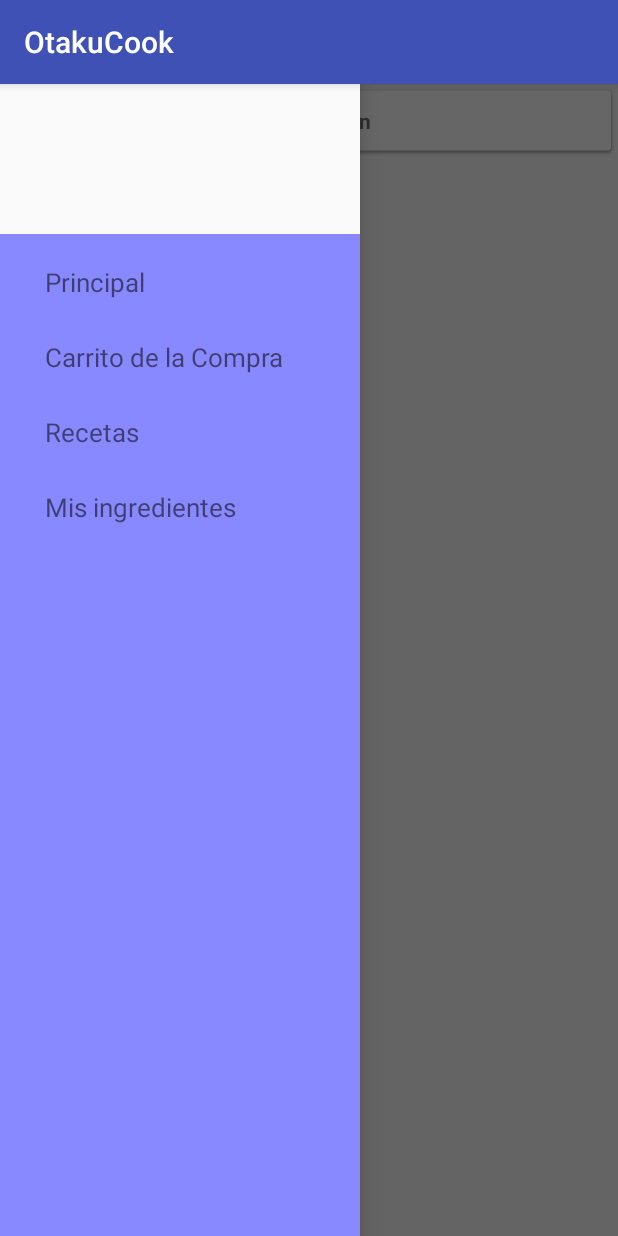
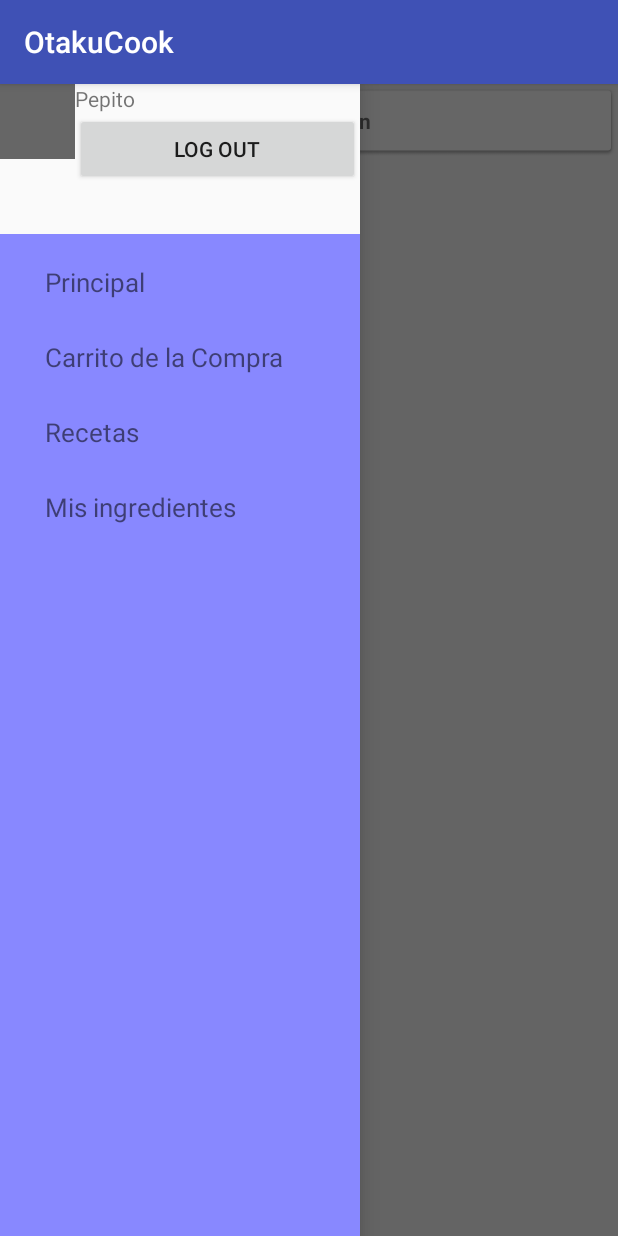
Before and after one commit to mibaldi/ANDROID_MIMO_APP, an Android app: the screen it shows after launch (MainActivity), with the side drawer open, on a phone screen of 412 x 824 dp. Run offline under Robolectric (Android 15) with nearby library versions, the phone set to English and light mode, and no system bars; our stand-ins replace Picasso; libraries missing offline, so code that uses them is left out: com.firebase.client; 6 statements that could not run were skipped.

Commit message:
Button Logout and Text. Not work yet

```diff
--- a/app/src/main/res/layout/view_drawer_menu.xml
+++ b/app/src/main/res/layout/view_drawer_menu.xml
@@ -1,10 +1,37 @@
 <merge
     xmlns:android="http://schemas.android.com/apk/res/android">
-    <ImageView
-        android:id="@+id/user_image"
+    <LinearLayout
+        xmlns:android="http://schemas.android.com/apk/res/android"
+        android:orientation="horizontal"
         android:layout_width="match_parent"
-        android:layout_height="100dp"
-        android:scaleType="centerCrop"/>
+        android:layout_height="100dp">
+        <ImageView
+            android:id="@+id/user_image"
+            android:layout_width="50dp"
+            android:layout_height="50dp"
+            android:layout_gravity="left"
+            android:background="#666"/>
+
+        <LinearLayout
+            android:orientation="vertical"
+            android:layout_width="match_parent"
+            android:layout_height="match_parent">
+            <TextView
+                android:id="@+id/user_name"
+                android:text="Pepito"
+                android:layout_width="match_parent"
+                android:layout_height="wrap_content"/>
+            <!--Está puesto pero no hace nada-->
+            <Button
+                android:id="@+id/logout_button"
+                android:text="@string/log_out"
+                android:layout_width="match_parent"
+                android:layout_height="wrap_content"/>
+        </LinearLayout>
+
+
+    </LinearLayout>
+
     <android.support.v7.widget.RecyclerView
         android:id="@+id/list_view"
         android:layout_width="match_parent"
--- a/app/src/main/res/values/strings.xml
+++ b/app/src/main/res/values/strings.xml
@@ -5,4 +5,5 @@
     <string name="firebase_url">https://otakucook.firebaseio.com/</string>
     <string name="title_activity_recipes">RecipesActivity</string>
     <string name="action_settings">Settings</string>
+    <string name="log_out">Log out</string>
 </resources>
```
Also changed, not shown: app/src/main/res/layout/drawer_menu_item.xml (deleted, +0 -15 lines).
